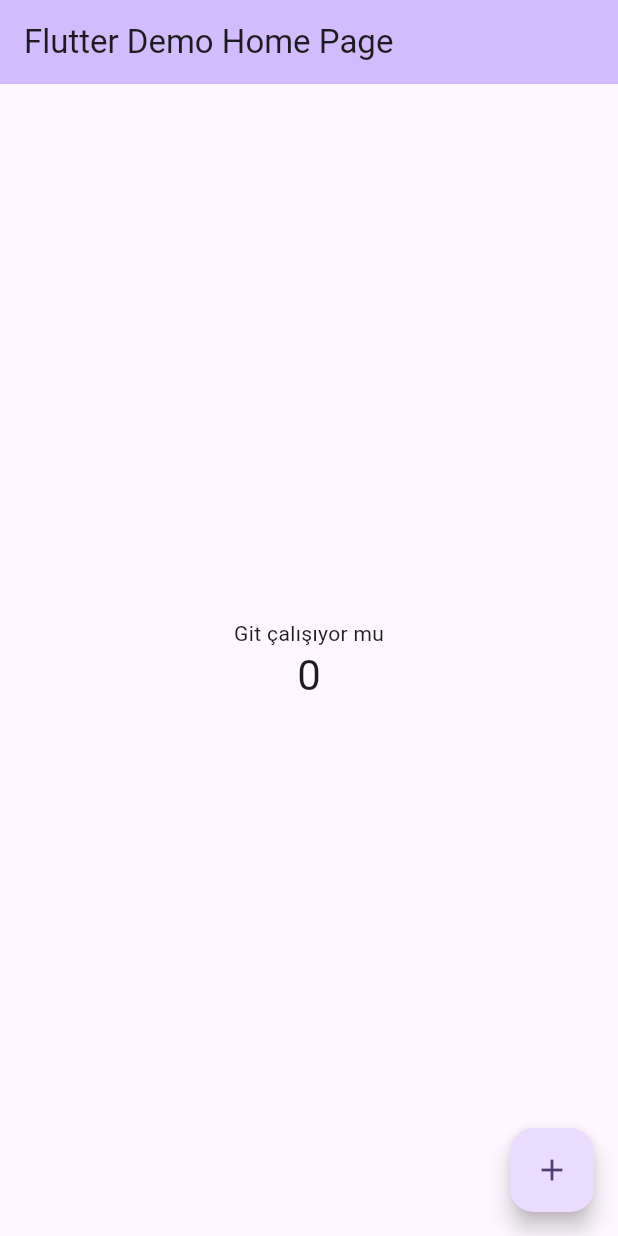
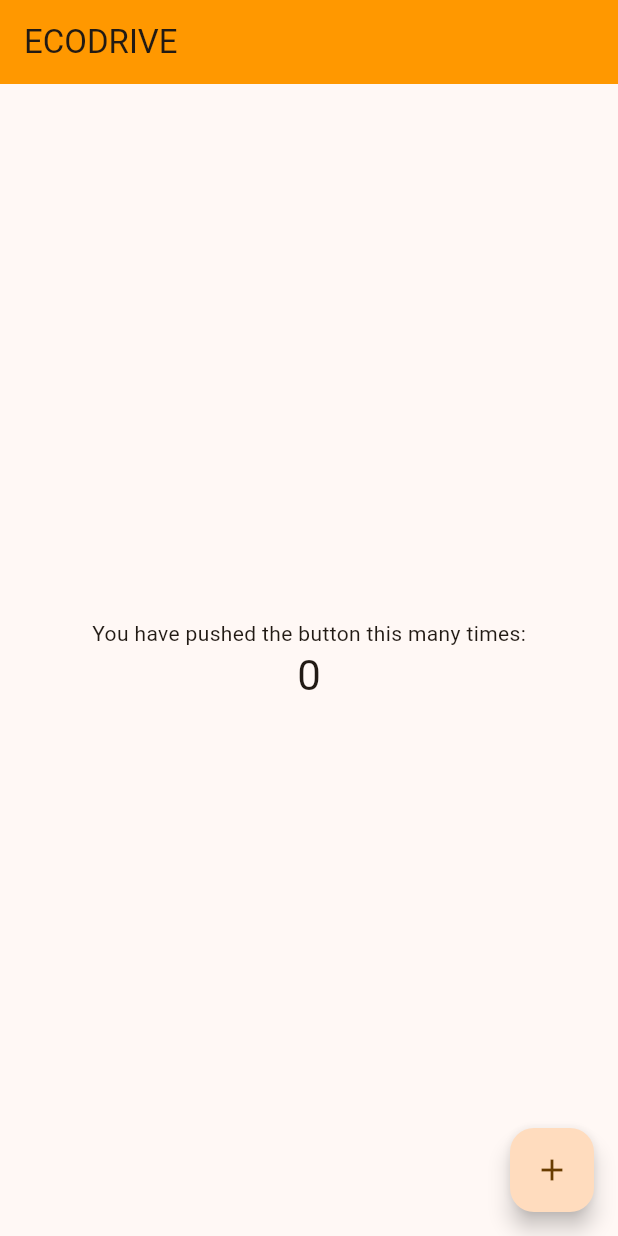
Before and after one commit to ykcnngl/ecodrive_SE380, a Flutter app: the screen it shows after launch, on a phone screen of 412 x 824 dp. Run offline on Flutter 3.47's test engine with Material 3 defaults, Android fonts, the phone set to English and light mode, and no system bars.

Commit message:
main.dart
Renk değişimi

```diff
--- a/lib/main.dart
+++ b/lib/main.dart
@@ -7,22 +7,24 @@ void main() {
 class MyApp extends StatelessWidget {
   const MyApp({super.key});
 
+  // This widget is the root of your application.
   @override
   Widget build(BuildContext context) {
     return MaterialApp(
       title: 'Flutter Demo',
       theme: ThemeData(
-
-        colorScheme: ColorScheme.fromSeed(seedColor: Colors.deepPurple),
+        colorScheme: ColorScheme.fromSeed(seedColor: Colors.orange),
         useMaterial3: true,
       ),
-      home: const MyHomePage(title: 'Flutter Demo Home Page'),
+      home: const MyHomePage(title: 'ECODRIVE'),
+
     );
   }
 }
 
 class MyHomePage extends StatefulWidget {
   const MyHomePage({super.key, required this.title});
+
 
   final String title;
 
@@ -35,23 +37,31 @@ class _MyHomePageState extends State<MyHomePage> {
 
   void _incrementCounter() {
     setState(() {
+
       _counter++;
     });
   }
 
   @override
   Widget build(BuildContext context) {
+
     return Scaffold(
       appBar: AppBar(
-        backgroundColor: Theme.of(context).colorScheme.inversePrimary,
+
+        backgroundColor: Colors.orange,
+        // Here we take the value from the MyHomePage object that was created by
+        // the App.build method, and use it to set our appbar title.
         title: Text(widget.title),
       ),
       body: Center(
+        // Center is a layout widget. It takes a single child and positions it
+        // in the middle of the parent.
         child: Column(
+
           mainAxisAlignment: MainAxisAlignment.center,
           children: <Widget>[
             const Text(
-              'Git çalışıyor mu',
+              'You have pushed the button this many times:',
             ),
             Text(
               '$_counter',
@@ -64,7 +74,7 @@ class _MyHomePageState extends State<MyHomePage> {
         onPressed: _incrementCounter,
         tooltip: 'Increment',
         child: const Icon(Icons.add),
-      ),
+      ), // This trailing comma makes auto-formatting nicer for build methods.
     );
   }
 }
```
